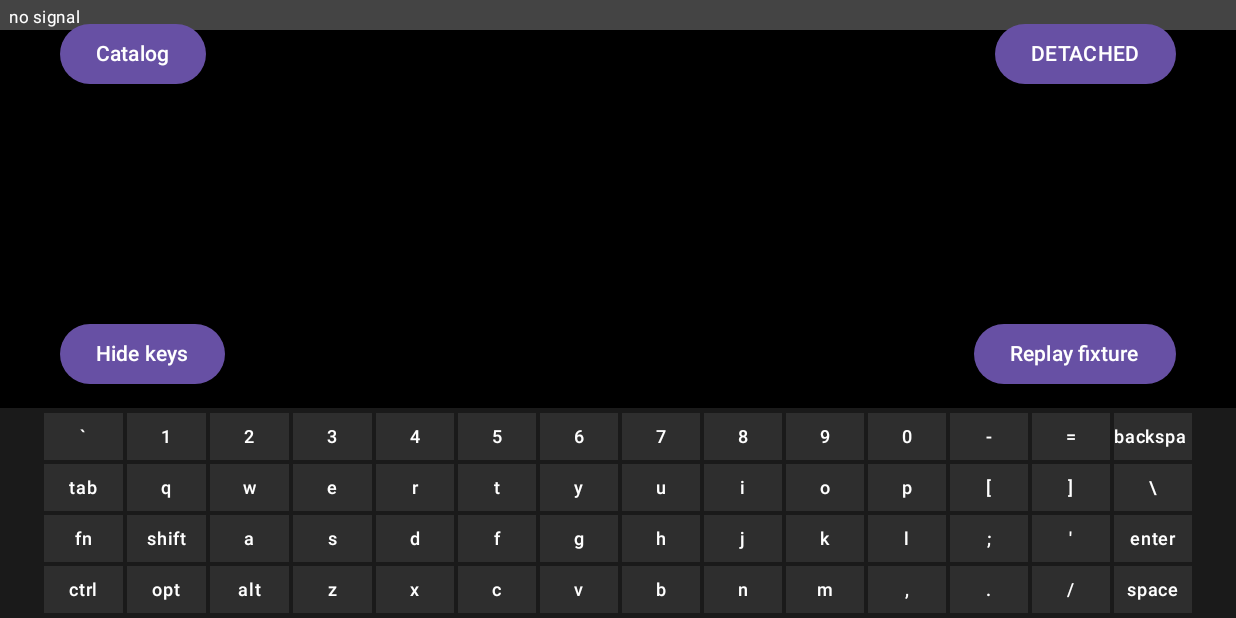
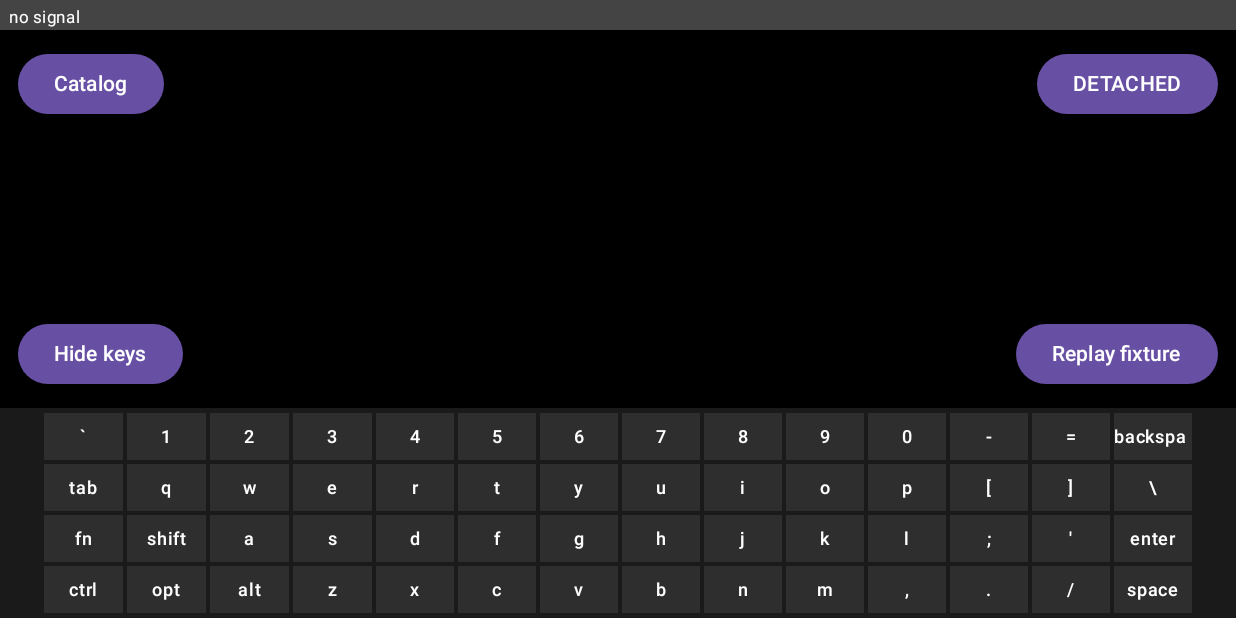
Before and after one commit to fcavalcantirj/droidputter, an Android app built with Jetpack Compose: the screen it shows after launch (MainActivity), on a phone screen of 824 x 412 dp (held sideways). Run offline under Robolectric (Android 15) with nearby library versions, the light colour scheme and no system bars; libraries missing offline, so code that uses them is left out: com.hoho.android; 2 statements that could not run were skipped.

Commit message:
fix(app): pills back in the corners, top pair clear of the title strip, gesture exclusion instead of inset padding

```diff
--- a/android/app/src/main/java/com/droidputter/MainActivity.kt
+++ b/android/app/src/main/java/com/droidputter/MainActivity.kt
@@ -18,6 +18,7 @@ import androidx.core.content.ContextCompat
 import androidx.core.view.WindowCompat
 import androidx.core.view.WindowInsetsCompat
 import androidx.core.view.WindowInsetsControllerCompat
+import androidx.compose.foundation.systemGestureExclusion
 import androidx.compose.foundation.layout.Box
 import androidx.compose.foundation.layout.Column
 import androidx.compose.foundation.layout.WindowInsets
@@ -83,6 +84,7 @@ import com.droidputter.gps.GpsSentenceSource
 import com.droidputter.keyboard.SoftKeyboard
 import com.droidputter.link.LinkForegroundService
 import com.droidputter.render.DroidputterScreen
+import com.droidputter.render.StatusStripHeight
 import com.droidputter.render.ScreenController
 import com.droidputter.usb.LinkStatus
 import com.droidputter.usb.UsbDpTransport
@@ -292,20 +294,15 @@ class MainActivity : ComponentActivity() {
                         Column(Modifier.fillMaxSize()) {
                             Box(Modifier.weight(1f)) {
                                 DroidputterScreen(controller)
-                                // The pills get their own layer, held clear of a display cutout (on API 35+
-                                // every LAYOUT_IN_DISPLAY_CUTOUT_MODE is read as ALWAYS, and in landscape the
-                                // hole-punch lands on a LONG edge -- right where TopStart/TopEnd sit) and of
-                                // the OEM back-gesture zones (progress.txt:182, the swallowed Catalog tap).
-                                // Both are HORIZONTAL here, so they cost the mirror no zoom step: the
-                                // framebuffer needs 5x of the ~11x of width the phone has.
-                                Box(
-                                    Modifier.matchParentSize()
-                                        .windowInsetsPadding(WindowInsets.displayCutout)
-                                        .padding(horizontal = edgeGuard),
-                                ) {
+                                // The two top pills clear the app's own status strip (the board/app
+                                // name) instead of sitting on it, and every pill asks the platform NOT to
+                                // treat its box as an edge-gesture zone -- that is what defends the taps
+                                // MIUI was swallowing (progress.txt:182), rather than shoving the buttons
+                                // inward off the corners.
                                 Button(
                                     onClick = { showConnectionScreen = true },
-                                        modifier = Modifier.align(Alignment.TopEnd).padding(12.dp),
+                                    modifier = Modifier.align(Alignment.TopEnd).padding(12.dp)
+                                        .padding(top = StatusStripHeight).systemGestureExclusion(),
                                 ) {
                                     Text(connectionStatus.state.name)
                                 }
@@ -331,7 +328,8 @@ class MainActivity : ComponentActivity() {
                                         // LauncherHub feed: ~3 MB, refreshed at most daily; the list re-reads via hubVersion
                                         lifecycleScope.launch { if (hubRepository.refresh()) hubVersion++ }
                                     },
-                                        modifier = Modifier.align(Alignment.TopStart).padding(12.dp),
+                                    modifier = Modifier.align(Alignment.TopStart).padding(12.dp)
+                                        .padding(top = StatusStripHeight).systemGestureExclusion(),
                                 ) {
                                     Text("Catalog")
                                 }
@@ -340,7 +338,8 @@ class MainActivity : ComponentActivity() {
                                 if (connectionStatus.state == LinkState.DETACHED) {
                                     Button(
                                         onClick = { startDemoReplay() },
-                                            modifier = Modifier.align(Alignment.BottomEnd).padding(12.dp),
+                                        modifier = Modifier.align(Alignment.BottomEnd).padding(12.dp)
+                                            .systemGestureExclusion(),
                                     ) {
                                         Text("Replay fixture")
                                     }
@@ -350,7 +349,8 @@ class MainActivity : ComponentActivity() {
                                     // repaints the whole screen (link-up resync) into the phone's copy.
                                     Button(
                                         onClick = { sendHelloAckNow() },
-                                            modifier = Modifier.align(Alignment.BottomEnd).padding(12.dp),
+                                        modifier = Modifier.align(Alignment.BottomEnd).padding(12.dp)
+                                            .systemGestureExclusion(),
                                     ) {
                                         Text("Repaint")
                                     }
@@ -358,10 +358,10 @@ class MainActivity : ComponentActivity() {
                                 // Hide the soft keyboard for a full-height mirror (8x on the Poco).
                                 Button(
                                     onClick = { showKeyboard = !showKeyboard },
-                                        modifier = Modifier.align(Alignment.BottomStart).padding(12.dp),
+                                    modifier = Modifier.align(Alignment.BottomStart).padding(12.dp)
+                                        .systemGestureExclusion(),
                                 ) {
                                     Text(if (showKeyboard) "Hide keys" else "Keys")
-                                    }
                                 }
                             }
                             if (showKeyboard) {
--- a/android/app/src/main/java/com/droidputter/render/ScreenCanvas.kt
+++ b/android/app/src/main/java/com/droidputter/render/ScreenCanvas.kt
@@ -21,6 +21,10 @@ import androidx.compose.ui.unit.IntOffset
 import androidx.compose.ui.unit.IntSize
 import androidx.compose.ui.unit.dp
 import androidx.compose.ui.unit.sp
+
+/** Height of the app's own status strip. Shared so the mirror's overlay buttons can be dropped
+ * clear of it (MainActivity) without a second magic number drifting from this one. */
+val StatusStripHeight = 20.dp
 
 /** Full-screen letterboxed view of a [ScreenController]'s framebuffer, with a thin status
  * bar naming the linked board/app (from HELLO) above it. */
@@ -47,7 +51,7 @@ private fun StatusBar(controller: ScreenController) {
         modifier = Modifier
             .fillMaxWidth()
             .background(Color.DarkGray)
-            .height(20.dp)
+            .height(StatusStripHeight)
             .wrapContentHeight(Alignment.CenterVertically)
             .padding(horizontal = 6.dp),
     )
```
Also changed, not shown: 1 other file. Lines whose indentation alone changed are shown as unchanged.
